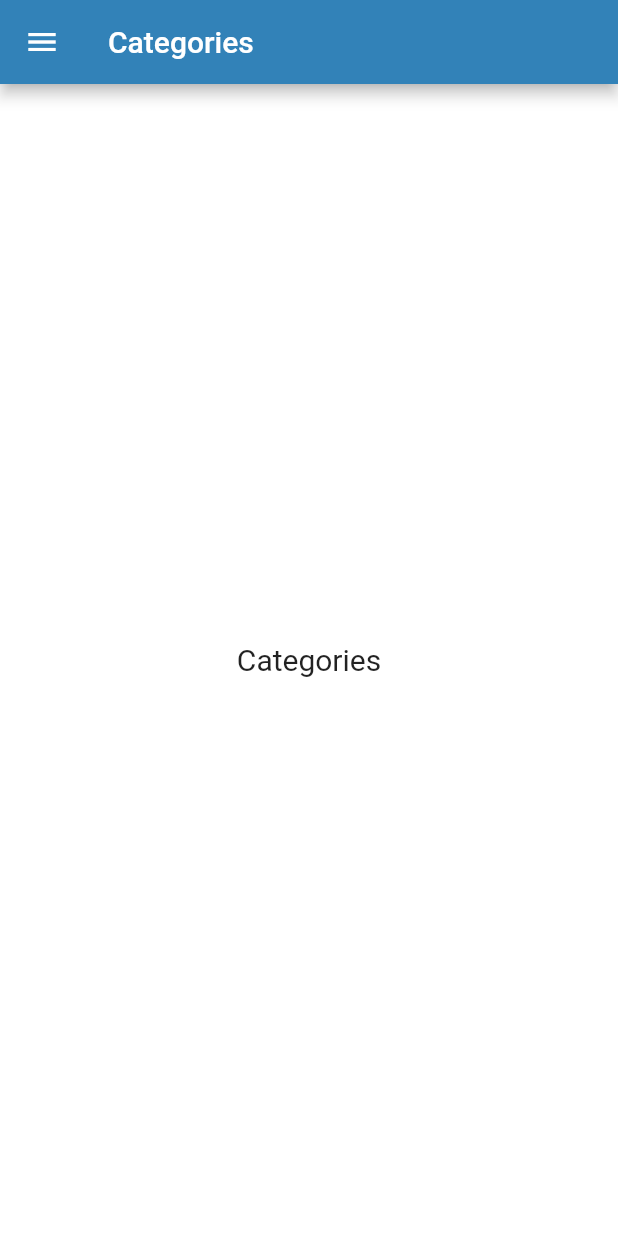
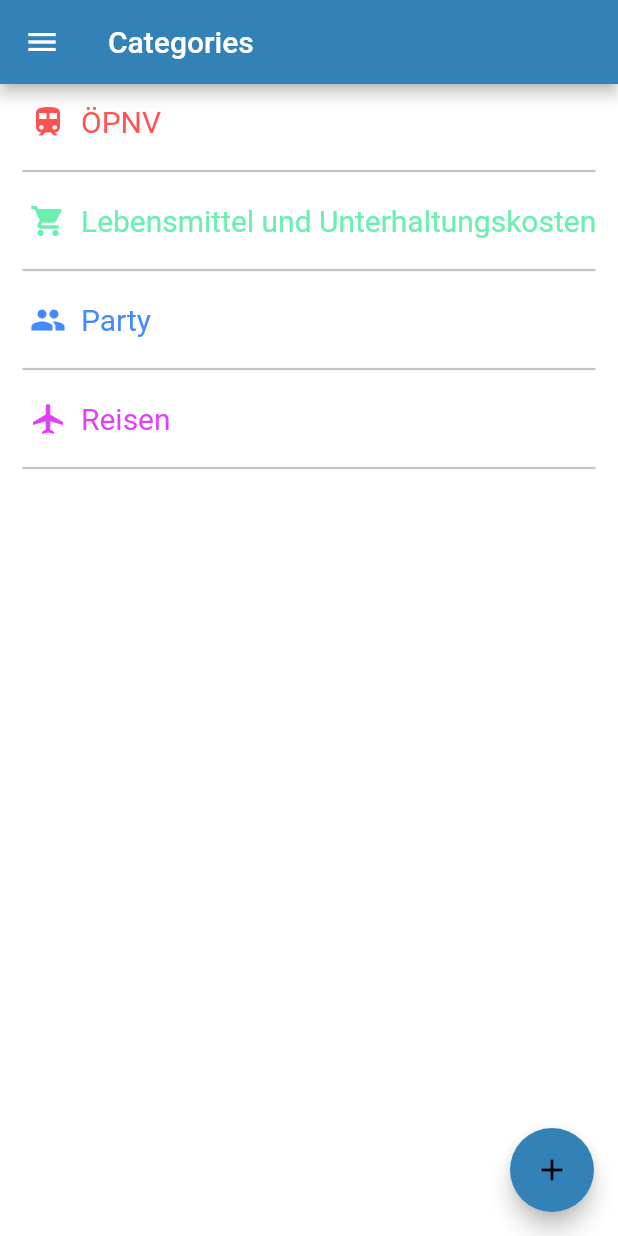
Before and after one commit to budgetiser/budgetiser, a Flutter app: the Categories screen opened by its route, on a phone screen of 412 x 824 dp. Run offline on Flutter 3.47's test engine with Material 2 defaults, Android fonts, the light colour scheme and no system bars; our stand-ins replace flutter_colorpicker.

Commit message:
added category section demo with new and edit subsections (#32)
* added category section demo with new and edit subsections
* removed unsupported variables and seperated colorpicker

```diff
--- a/budgetiser/lib/routes.dart
+++ b/budgetiser/lib/routes.dart
@@ -1,5 +1,5 @@
 import 'package:budgetiser/screens/budgets.dart';
-import 'package:budgetiser/screens/categories.dart';
+import 'package:budgetiser/screens/categories/categories.dart';
 import 'package:budgetiser/screens/groups.dart';
 import 'package:budgetiser/screens/help.dart';
 import 'package:budgetiser/screens/settings.dart';
--- a/budgetiser/lib/screens/categories.dart
+++ /dev/null
@@ -1,23 +0,0 @@
-import 'package:flutter/material.dart';
-import '../shared/widgets/drawer.dart';
-
-class Categories extends StatelessWidget {
-  static String routeID = 'categories';
-  const Categories({Key? key}) : super(key: key);
-
-  @override
-  Widget build(BuildContext context) {
-    return Scaffold(
-      appBar: AppBar(
-        title: const Text(
-          "Categories",
-          // style: Theme.of(context).textTheme.caption,
-        ),
-      ),
-      drawer: createDrawer(context),
-      body: const Center(
-        child: Text("Categories"),
-      ),
-    );
-  }
-}
--- /dev/null
+++ b/budgetiser/lib/screens/categories/categories.dart
@@ -0,0 +1,47 @@
+import 'package:budgetiser/screens/categories/newCategory.dart';
+import 'package:budgetiser/shared/services/categoryItem/categoryItem.dart';
+import 'package:flutter/material.dart';
+import '../../shared/widgets/drawer.dart';
+
+class Categories extends StatelessWidget {
+  static String routeID = 'categories';
+
+  const Categories({Key? key}) : super(key: key);
+
+  @override
+  Widget build(BuildContext context) {
+    return Scaffold(
+      appBar: AppBar(
+        title: const Text(
+          "Categories",
+          // style: Theme.of(context).textTheme.caption,
+        ),
+      ),
+      drawer: createDrawer(context),
+      body: SingleChildScrollView(
+        child: Center(
+            child: Column(
+          children: const [
+            CategoryItem('1', 'ÖPNV', Icons.train, Colors.redAccent, false),
+            CategoryItem('2', 'Lebensmittel und Unterhaltungskosten',
+                Icons.shopping_cart, Colors.greenAccent, false),
+            CategoryItem('3', 'Party', Icons.group, Colors.blueAccent, false),
+            CategoryItem('4', 'Sport', Icons.sports_football_sharp,
+                Colors.yellowAccent, true),
+            CategoryItem('5', 'Reisen', Icons.airplanemode_active,
+                Colors.purpleAccent, false),
+          ],
+        )),
+      ),
+      floatingActionButton: FloatingActionButton(
+        onPressed: () {
+          Navigator.of(context)
+              .push(MaterialPageRoute(builder: (context) => NewCategory()));
+        },
+        tooltip: 'New category',
+        backgroundColor: Theme.of(context).colorScheme.primary,
+        child: const Icon(Icons.add),
+      ),
+    );
+  }
+}
--- /dev/null
+++ b/budgetiser/lib/shared/services/categoryItem/categoryItem.dart
@@ -0,0 +1,95 @@
+import 'package:budgetiser/screens/categories/shared/editCategory.dart';
+import 'package:flutter/material.dart';
+
+class CategoryItem extends StatelessWidget {
+  final String id;
+  final String name;
+  final IconData icon;
+  final Color color;
+  final bool hidden;
+
+  const CategoryItem(
+    this.id,
+    this.name,
+    this.icon,
+    this.color,
+    this.hidden, {
+    Key? key,
+  }) : super(key: key);
+
+  @override
+  Widget build(BuildContext context) {
+    if (hidden) {
+      return Container(
+        height: 0,
+      );
+    }
+    return Column(
+      crossAxisAlignment: CrossAxisAlignment.center,
+      children: [
+        Container(
+            margin: const EdgeInsets.fromLTRB(10, 0, 10, 0),
+            width: double.infinity,
+            decoration: const BoxDecoration(
+              borderRadius: BorderRadius.all(Radius.circular(20)),
+              //color: Colors.red,
+            ),
+            height: 50,
+            child: Column(
+              mainAxisAlignment: MainAxisAlignment.center,
+              crossAxisAlignment: CrossAxisAlignment.start,
+              children: [
+                InkWell(
+                  onTap: () {
+                    Navigator.of(context).push(MaterialPageRoute(builder: (context) => EditCategory(categoryTitle: name, selectedColor: color,)));
+                  },
+                  borderRadius: const BorderRadius.all(Radius.circular(20)),
+                  child: SingleChildScrollView(
+                    scrollDirection: Axis.horizontal,
+                    child: Padding(
+                      padding: const EdgeInsets.fromLTRB(10, 10, 10, 10),
+                      child: Row(
+                        crossAxisAlignment: CrossAxisAlignment.center,
+                        mainAxisAlignment: MainAxisAlignment.spaceBetween,
+                        children: [
+                          Column(
+                            mainAxisAlignment: MainAxisAlignment.center,
+                            children: [
+                              Row(
+                                children: [
+                                  Icon(
+                                    icon,
+                                    color: color,
+                                  ),
+                                  Padding(
+                                    padding: EdgeInsets.fromLTRB(10, 0, 5, 0),
+                                    child: Text(
+                                      name,
+                                      style: Theme.of(context)
+                                          .textTheme
+                                          .bodyText2
+                                          ?.copyWith(
+                                            color: color,
+                                          ),
+                                      overflow: TextOverflow.ellipsis,
+                                    ),
+                                  ),
+                                ],
+                              ),
+                            ],
+                          ),
+                        ],
+                      ),
+                    ),
+                  ),
+                ),
+              ],
+            )),
+        const Divider(
+          indent: 15,
+          endIndent: 15,
+        )
+      ],
+    );
+  }
+}
--- a/budgetiser/pubspec.yaml
+++ b/budgetiser/pubspec.yaml
@@ -29,6 +29,7 @@ environment:
 dependencies:
   flutter:
     sdk: flutter
+  flutter_colorpicker: ^1.0.3
 
 
   # The following adds the Cupertino Icons font to your application.
```
Also changed, not shown: budgetiser/lib/screens/categories/newCategory.dart (added, +45 -0 lines), budgetiser/lib/screens/categories/shared/categoryForm.dart (added, +66 -0 lines), budgetiser/lib/screens/categories/shared/editCategory.dart (added, +94 -0 lines), budgetiser/lib/shared/widgets/colorpicker.dart (added, +56 -0 lines).
